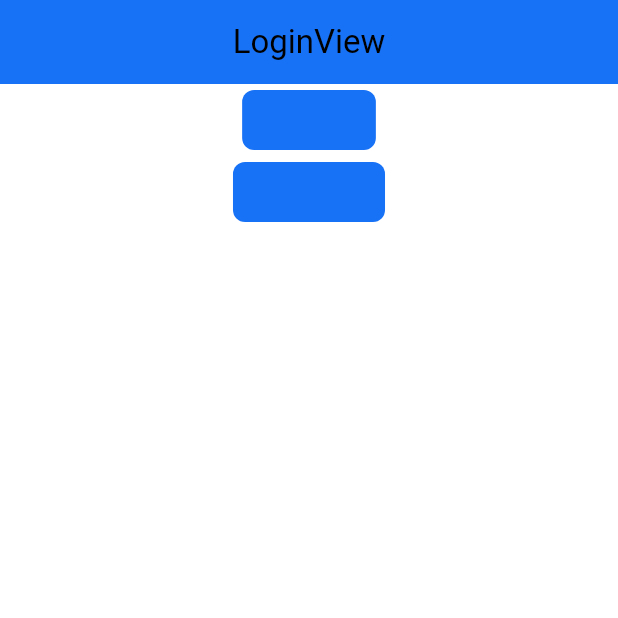
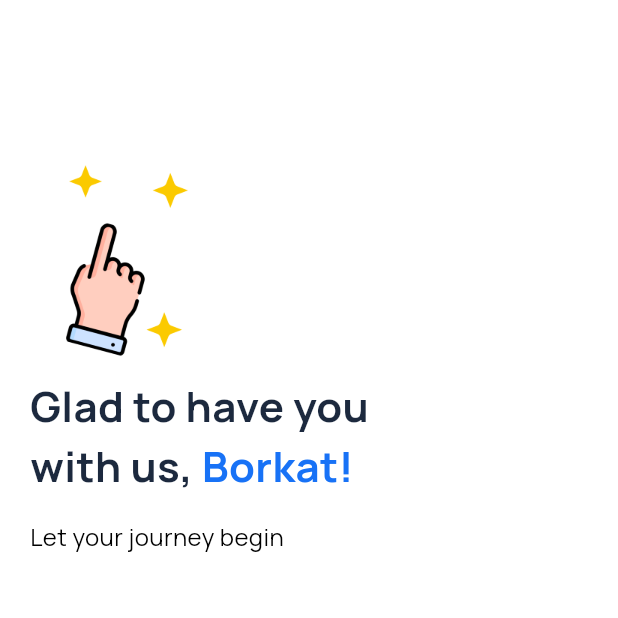
Before and after one commit to Azis202017/Better-App, a Flutter app: the screen it shows after launch, on a phone screen of 412 x 824 dp, the top half of it. Run offline on Flutter 3.47's test engine with Material 3 defaults, Android fonts, the phone set to English and light mode, and no system bars; our stand-ins replace dio, get, get_storage, google_fonts.

Commit message:
[Welcome Page] added page also the widgets

```diff
--- a/lib/app/modules/login/views/login_view.dart
+++ b/lib/app/modules/login/views/login_view.dart
@@ -13,26 +13,6 @@ class LoginView extends GetView<LoginController> {
         title: const Text('LoginView'),
         centerTitle: true,
       ),
-      body: Column(
-        children: [
-          Center(
-            child: ElevatedButton(
-              onPressed: controller.login,
-              child: const Text(
-                'Login',
-              ),
-            ),
-          ),
-          Center(
-            child: ElevatedButton(
-              onPressed: controller.getUser,
-              child: const Text(
-                'Logout',
-              ),
-            ),
-          ),
-        ],
-      ),
     );
   }
 }
--- /dev/null
+++ b/lib/app/modules/welcome/views/welcome_view.dart
@@ -0,0 +1,49 @@
+import 'package:better_app/app/shared/widgets/get_image.dart';
+import 'package:better_app/app/shared/widgets/subtitle_text.dart';
+import 'package:flutter/material.dart';
+
+import 'package:get/get.dart';
+
+import '../../../shared/widgets/rich_two_text.dart';
+import '../controllers/welcome_controller.dart';
+
+class WelcomeView extends GetView<WelcomeController> {
+  const WelcomeView({Key? key}) : super(key: key);
+  @override
+  Widget build(BuildContext context) {
+    return SafeArea(
+      child: Scaffold(
+        body: SingleChildScrollView(
+          child: Container(
+              margin: const EdgeInsets.symmetric(
+                horizontal: 20,
+                vertical: 100,
+              ),
+              child: const Column(
+                crossAxisAlignment: CrossAxisAlignment.start,
+                children: [
+                  GetImage(
+                    image: 'welcome_illustration',
+                    width: 108,
+                    height: 150,
+                  ),
+                  Padding(
+                    padding: EdgeInsets.only(right: 112.0),
+                    child: RichTwoText(
+                      text1: 'Glad to have you with us,',
+                      text2: 'Borkat!',
+                    ),
+                  ),
+                  SizedBox(
+                    height: 16,
+                  ),
+                  SubtitleText(
+                    subtitle: 'Let your journey begin',
+                  ),
+                ],
+              )),
+        ),
+      ),
+    );
+  }
+}
--- a/lib/app/routes/app_routes.dart
+++ b/lib/app/routes/app_routes.dart
@@ -9,6 +9,7 @@ abstract class Routes {
   static const SPLASH_SCREEN = _Paths.SPLASH_SCREEN;
   static const SECOND_SPLASH_SCREEN = _Paths.SECOND_SPLASH_SCREEN;
   static const LOGIN = _Paths.LOGIN;
+  static const WELCOME = _Paths.WELCOME;
 }
 
 abstract class _Paths {
@@ -17,4 +18,5 @@ abstract class _Paths {
   static const SPLASH_SCREEN = '/splash-screen';
   static const SECOND_SPLASH_SCREEN = '/second-splash-screen';
   static const LOGIN = '/login';
+  static const WELCOME = '/welcome';
 }
--- /dev/null
+++ b/lib/app/shared/widgets/get_image.dart
@@ -0,0 +1,28 @@
+import 'package:flutter/material.dart';
+
+class GetImage extends StatelessWidget {
+  final String image;
+  final double? width;
+  final double? height;
+  final Color? color;
+  final BoxFit? fit;
+  const GetImage({
+    super.key,
+    required this.image,
+    this.width,
+    this.height,
+    this.color,
+    this.fit,
+  });
+
+  @override
+  Widget build(BuildContext context) {
+    return Image.asset(
+      'assets/img/$image.png',
+      width: width,
+      height:height,
+      color: color,
+      fit: fit,
+    );
+  }
+}
--- /dev/null
+++ b/lib/app/shared/widgets/rich_two_text.dart
@@ -0,0 +1,34 @@
+import 'package:better_app/app/shared/themes/color.dart';
+import 'package:flutter/material.dart';
+
+import '../themes/font.dart';
+
+class RichTwoText extends StatelessWidget {
+  final String text1;
+  final String text2;
+  const RichTwoText({
+    super.key,
+    required this.text1,
+    required this.text2,
+  });
+
+  @override
+  Widget build(BuildContext context) {
+    return Text.rich(
+      TextSpan(
+        text: '$text1 ',
+        style: t7.copyWith(
+          color: primaryEbonyClayColor,
+        ),
+        children: [
+          TextSpan(
+            text: text2,
+            style: t7.copyWith(
+              color: primaryBetterColor,
+            ),
+          ),
+        ],
+      ),
+    );
+  }
+}
--- /dev/null
+++ b/lib/app/shared/widgets/subtitle_text.dart
@@ -0,0 +1,16 @@
+import 'package:flutter/material.dart';
+
+import '../themes/font.dart';
+
+class SubtitleText extends StatelessWidget {
+  final String subtitle;
+  const SubtitleText({
+    super.key,
+    required this.subtitle,
+  });
+
+  @override
+  Widget build(BuildContext context) {
+    return Text(subtitle, style: p3);
+  }
+}
```
Also changed, not shown: lib/app/modules/login/controllers/login_controller.dart (+2 -41 lines), lib/app/modules/welcome/bindings/welcome_binding.dart (added, +12 -0 lines), lib/app/modules/welcome/controllers/welcome_controller.dart (added, +23 -0 lines), lib/app/routes/app_pages.dart (+8 -1 lines), assets/img/welcome_illustration.png (added).
